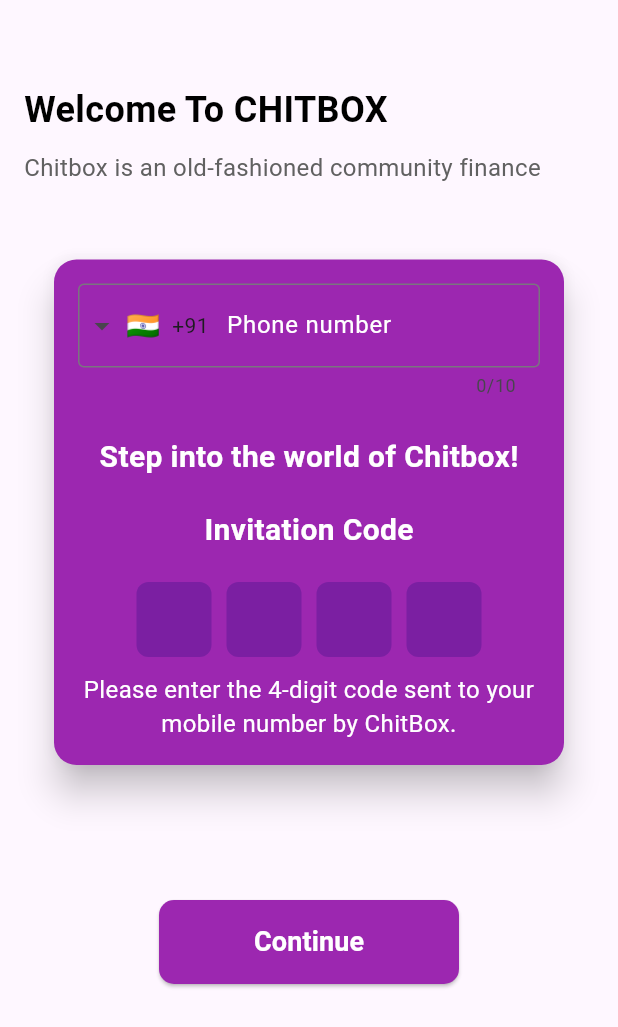
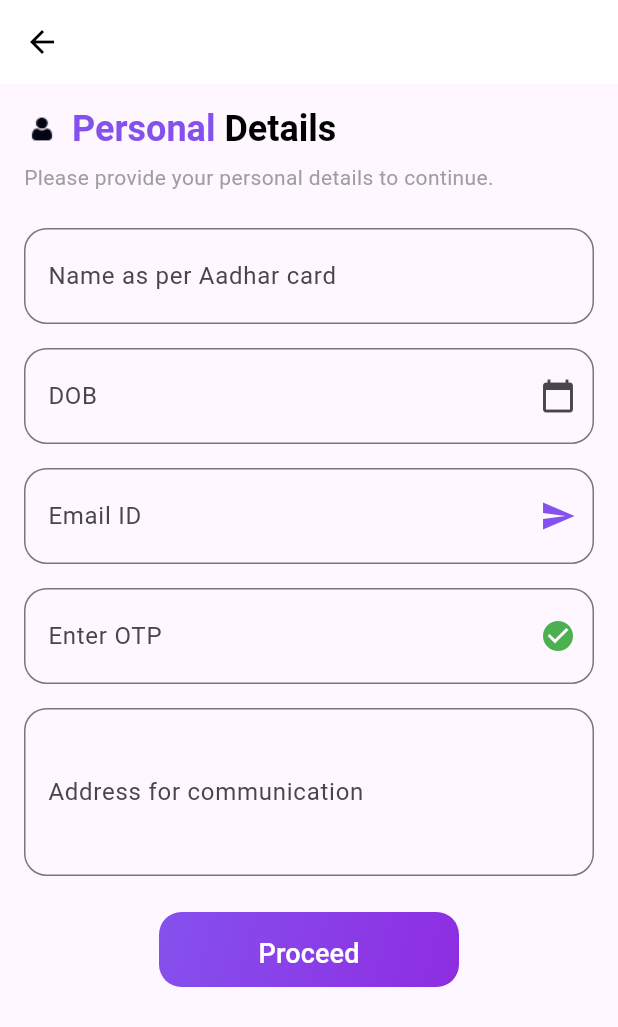
Before and after one commit to SerendipityOrg/chitbox-app, a Flutter app: the InvitationScreen screen opened directly, after a tap on "Continue", on a phone screen of 412 x 824 dp. Shown: the top 1027 px of the screen. Run offline on Flutter 3.47's test engine with Material 3 defaults, Android fonts, the phone set to English and light mode, and no system bars; drawn by our look-alikes of intl_phone_field.

Commit message:
Added Personal Detail Screen
Added Personal dstail screen ui for display

```diff
--- a/lib/features/Create_Account/InvitationScreen.dart
+++ b/lib/features/Create_Account/InvitationScreen.dart
@@ -1,3 +1,4 @@
+import 'package:chitbox_app/features/Create_Account/PersonalDetails_Screen.dart';
 import 'package:flutter/material.dart';
 import 'package:intl_phone_field/intl_phone_field.dart';
 
@@ -139,7 +140,13 @@
                           EdgeInsets.symmetric(horizontal: 30, vertical: 15),
                     ),
                     onPressed: () {
-                      // Handle Continue button press
+                      // Navigate to PersonalDetailsScreen
+                      Navigator.push(
+                        context,
+                        MaterialPageRoute(
+                          builder: (context) => PersonalDetailsScreen(),
+                        ),
+                      );
                     },
                     child: Text(
                       'Continue',
--- /dev/null
+++ b/lib/features/Create_Account/PersonalDetails_Screen.dart
@@ -0,0 +1,257 @@
+import 'package:flutter/material.dart';
+import 'package:intl/intl.dart';
+import 'package:flutter/cupertino.dart';
+
+/*
+Imports:
+- package:flutter/material.dart: Core Flutter package for building UI.
+- package:intl/intl.dart: Used for formatting dates.
+- package:flutter/cupertino.dart: Provides Cupertino (iOS-style) widgets.
+*/
+
+class PersonalDetailsScreen extends StatefulWidget {
+  @override
+  _PersonalDetailsScreenState createState() => _PersonalDetailsScreenState();
+}
+
+/*
+State class for PersonalDetailsScreen
+*/
+class _PersonalDetailsScreenState extends State<PersonalDetailsScreen> {
+  // Controller for the DOB text field to manage the input and display
+  TextEditingController dobController = TextEditingController();
+  // Variable to store the selected date
+  DateTime selectedDate = DateTime.now();
+
+  // Function to show the date picker in a bottom sheet
+  Future<void> _selectDate(BuildContext context) async {
+    showModalBottomSheet(
+      context: context,
+      builder: (BuildContext builder) {
+        return Container(
+          height: MediaQuery.of(context).size.height / 3, // Set the height of the bottom sheet
+          child: Column(
+            children: [
+              // Row for the header of the bottom sheet
+              Row(
+                mainAxisAlignment: MainAxisAlignment.spaceBetween,
+                children: [
+                  const Padding(
+                    padding: EdgeInsets.all(16.0),
+                    child: Text('Date Picker', style: TextStyle(fontSize: 18)),
+                  ),
+                  Padding(
+                    padding: const EdgeInsets.all(16.0),
+                    child: TextButton(
+                      onPressed: () {
+                        Navigator.pop(context); // Close the bottom sheet
+                      },
+                      child: Text(
+                        DateFormat('MMM dd, yyyy').format(selectedDate), // Display the selected date
+                        style: const TextStyle(color: Color(0xFF8551ED), fontSize: 18),
+                      ),
+                    ),
+                  ),
+                ],
+              ),
+              const Divider(height: 1), // Divider line
+              // Expanded widget to hold the CupertinoDatePicker
+              Expanded(
+                child: CupertinoDatePicker(
+                  initialDateTime: selectedDate, // Set the initial date
+                  onDateTimeChanged: (DateTime newDate) {
+                    setState(() {
+                      selectedDate = newDate;
+                      dobController.text = DateFormat('dd MMMM, yyyy').format(selectedDate); // Update the controller text
+                    });
+                  },
+                  maximumDate: DateTime.now(), // Set the maximum selectable date to today
+                  mode: CupertinoDatePickerMode.date, // Set the mode to date
+                ),
+              ),
+              // Button to close the bottom sheet
+              ElevatedButton(
+                onPressed: () {
+                  Navigator.pop(context);
+                },
+                child: const Text('Done'),
+                style: ElevatedButton.styleFrom(
+                  backgroundColor: const Color(0xFF8551ED), // Button color
+                ),
+              ),
+            ],
+          ),
+        );
+      },
+    );
+  }
+
+  // Build method to construct the UI
+  @override
+  Widget build(BuildContext context) {
+    return Scaffold(
+      appBar: AppBar(
+        backgroundColor: Colors.white,
+        leading: IconButton(
+          icon: const Icon(Icons.arrow_back, color: Colors.black),
+          onPressed: () {},
+        ),
+        elevation: 0,
+      ),
+      // SingleChildScrollView to make the form scrollable
+      body: SingleChildScrollView(
+        padding: const EdgeInsets.all(16.0),
+        child: Column(
+          crossAxisAlignment: CrossAxisAlignment.start,
+          children: [
+            // Header row with an icon and title
+            Row(
+              children: [
+                Image.asset(
+                  'assets/logos/account_icon.png',
+                  width: 24,
+                  height: 24,
+                ),
+                const SizedBox(width: 8),
+                RichText(
+                  text: const TextSpan(
+                    children: [
+                      TextSpan(
+                        text: 'Personal ',
+                        style: TextStyle(
+                          fontSize: 24,
+                          fontWeight: FontWeight.bold,
+                          color: Color(0xFF8551ED),
+                        ),
+                      ),
+                      TextSpan(
+                        text: 'Details',
+                        style: TextStyle(
+                          fontSize: 24,
+                          fontWeight: FontWeight.bold,
+                          color: Colors.black,
+                        ),
+                      ),
+                    ],
+                  ),
+                ),
+              ],
+            ),
+            const SizedBox(height: 8),
+            const Text(
+              'Please provide your personal details to continue.',
+              style: TextStyle(color: Colors.grey),
+            ),
+            const SizedBox(height: 24),
+            // Name input field
+            TextFormField(
+              key: const Key('nameField'),
+              decoration: InputDecoration(
+                labelText: 'Name as per Aadhar card',
+                border: OutlineInputBorder(
+                  borderRadius: BorderRadius.circular(15),
+                ),
+                contentPadding: const EdgeInsets.symmetric(vertical: 20, horizontal: 12),
+              ),
+              style: const TextStyle(fontSize: 16, height: 1.5),
+            ),
+            const SizedBox(height: 16),
+            // DOB input field
+            TextFormField(
+              key: const Key('dobField'),
+              controller: dobController,
+              readOnly: true,
+              onTap: () => _selectDate(context), // Open the date picker when tapped
+              decoration: InputDecoration(
+                labelText: 'DOB',
+                border: OutlineInputBorder(
+                  borderRadius: BorderRadius.circular(15),
+                ),
+                suffixIcon: const Icon(Icons.calendar_today),
+                contentPadding: const EdgeInsets.symmetric(vertical: 20, horizontal: 12),
+              ),
+              style: const TextStyle(fontSize: 16, height: 1.5),
+            ),
+            const SizedBox(height: 16),
+            // Email ID input field
+            TextFormField(
+              key: const Key('emailField'),
+              decoration: InputDecoration(
+                labelText: 'Email ID',
+                border: OutlineInputBorder(
+                  borderRadius: BorderRadius.circular(15),
+                ),
+                suffixIcon: const Icon(Icons.send, color: Color(0xFF8551ED)),
+                contentPadding: const EdgeInsets.symmetric(vertical: 20, horizontal: 12),
+              ),
+              style: const TextStyle(fontSize: 16, height: 1.5),
+            ),
+            const SizedBox(height: 16),
+            // OTP input field
+            TextFormField(
+              key: const Key('otpField'),
+              decoration: InputDecoration(
+                labelText: 'Enter OTP',
+                border: OutlineInputBorder(
+                  borderRadius: BorderRadius.circular(15),
+                ),
+                suffixIcon: const Icon(Icons.check_circle, color: Colors.green),
+                contentPadding: const EdgeInsets.symmetric(vertical: 20, horizontal: 12),
+              ),
+              style: const TextStyle(fontSize: 16, height: 1.5),
+            ),
+            const SizedBox(height: 16),
+            // Address input field
+            TextFormField(
+              key: const Key('addressField'),
+              maxLines: 3,
+              decoration: InputDecoration(
+                labelText: 'Address for communication',
+                border: OutlineInputBorder(
+                  borderRadius: BorderRadius.circular(15),
+                ),
+                contentPadding: const EdgeInsets.symmetric(vertical: 20, horizontal: 12),
+              ),
+              style: const TextStyle(fontSize: 16, height: 1.5),
+            ),
+            const SizedBox(height: 24),
+            // Proceed button
+            Align(
+              alignment: Alignment.center,
+              child: Container(
+                width: 200, // Adjust the width as needed
+                height: 50,
+                decoration: BoxDecoration(
+                  borderRadius: BorderRadius.circular(15),
+                  gradient: const LinearGradient(
+                    colors: [Color(0xFF8551ED), Color(0xFF8E2DE2)],
+                    begin: Alignment.topLeft,
+                    end: Alignment.bottomRight,
+                  ),
+                ),
+                child: ElevatedButton(
+                  onPressed: () {},
+                  style: ElevatedButton.styleFrom(
+                    backgroundColor: Colors.transparent,
+                    shadowColor: Colors.transparent,
+                    shape: RoundedRectangleBorder(
+                      borderRadius: BorderRadius.circular(15),
+                    ),
+                    padding: const EdgeInsets.symmetric(horizontal: 20, vertical: 15),
+                  ),
+                  child: const Text(
+                    'Proceed',
+                    style: TextStyle(
+                      color: Colors.white,
+                      fontSize: 18,
+                    ),
+                  ),
+                ),
+              ),
+            ),
+          ],
+        ),
+      ),
+    );
+  }
+}
--- a/lib/main.dart
+++ b/lib/main.dart
@@ -1,4 +1,3 @@
-import 'package:chitbox_app/features/Create_Account/CreateAccount.dart';
 import 'package:chitbox_app/features/SplashScreen/splash_screen.dart';
 //import 'package:chitbox_app/features/SplashScreen/splash_screen.dart';
 import 'package:flutter/material.dart';
--- a/pubspec.yaml
+++ b/pubspec.yaml
@@ -14,11 +14,12 @@
   flutter:
     sdk: flutter
 
-  cupertino_icons: ^1.0.6
-  flutter_native_splash: ^2.4.0
+  cupertino_icons: ^1.0.8
   smooth_page_indicator: ^1.1.0
   country_code_picker: ^3.0.0
   intl_phone_field: ^3.0.0
+  intl: ^0.19.0
+  mockito: ^5.4.4
 
 
   #---------Packages End---------------#
```
Also changed, not shown: lib/features/SplashScreen/splash_screen.dart (+4 -11 lines), assets/logos/account_icon.png (added), pubspec.lock, 1 other file.
